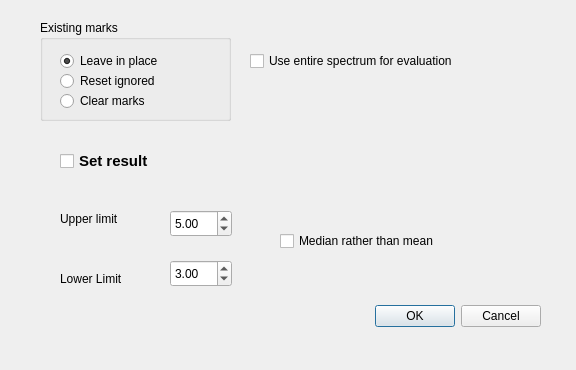
The window that Numpy/Sdadmin/markexceptdlg.ui (JohnMCollins/python-astro-progs) describes before a commit, drawn with Qt 5.
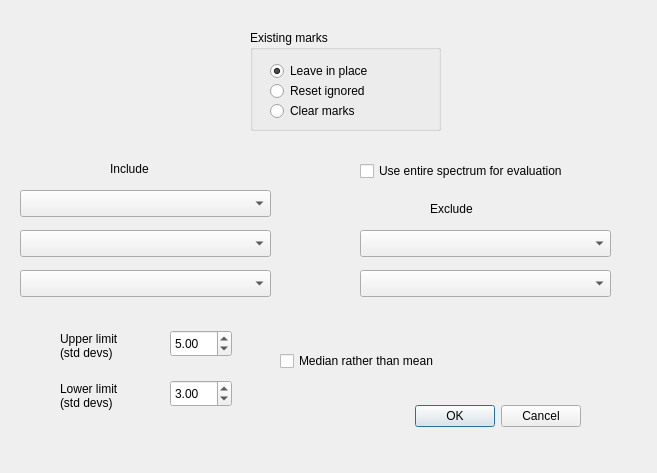
The same window after the commit.

```diff
--- a/Numpy/Sdadmin/markexceptdlg.ui
+++ b/Numpy/Sdadmin/markexceptdlg.ui
@@ -6,8 +6,8 @@
    <rect>
     <x>0</x>
     <y>0</y>
-    <width>576</width>
-    <height>370</height>
+    <width>657</width>
+    <height>473</height>
    </rect>
   </property>
   <property name="windowTitle">
@@ -16,8 +16,8 @@
   <widget class="QDialogButtonBox" name="buttonBox">
    <property name="geometry">
     <rect>
-     <x>200</x>
-     <y>300</y>
+     <x>240</x>
+     <y>400</y>
      <width>341</width>
      <height>32</height>
     </rect>
@@ -36,8 +36,8 @@
   <widget class="QGroupBox" name="groupBox">
    <property name="geometry">
     <rect>
-     <x>40</x>
-     <y>20</y>
+     <x>250</x>
+     <y>30</y>
      <width>191</width>
      <height>101</height>
     </rect>
@@ -100,8 +100,8 @@
   <widget class="QCheckBox" name="entirespec">
    <property name="geometry">
     <rect>
-     <x>250</x>
-     <y>50</y>
+     <x>360</x>
+     <y>160</y>
      <width>261</width>
      <height>22</height>
     </rect>
@@ -110,35 +110,11 @@
     <string>Use entire spectrum for evaluation</string>
    </property>
   </widget>
-  <widget class="QCheckBox" name="setresult">
-   <property name="geometry">
-    <rect>
-     <x>60</x>
-     <y>150</y>
-     <width>121</width>
-     <height>22</height>
-    </rect>
-   </property>
-   <property name="font">
-    <font>
-     <pointsize>11</pointsize>
-     <weight>75</weight>
-     <bold>true</bold>
-    </font>
-   </property>
-   <property name="toolTip">
-    <string>When done, set control file elements.
-(You will still have to save the control file from the main menu).</string>
-   </property>
-   <property name="text">
-    <string>Set result</string>
-   </property>
-  </widget>
   <widget class="QCheckBox" name="median">
    <property name="geometry">
     <rect>
      <x>280</x>
-     <y>230</y>
+     <y>350</y>
      <width>201</width>
      <height>22</height>
     </rect>
@@ -154,7 +130,7 @@
    <property name="geometry">
     <rect>
      <x>170</x>
-     <y>210</y>
+     <y>330</y>
      <width>62</width>
      <height>27</height>
     </rect>
@@ -179,20 +155,21 @@
    <property name="geometry">
     <rect>
      <x>60</x>
-     <y>210</y>
+     <y>330</y>
      <width>81</width>
-     <height>17</height>
+     <height>31</height>
     </rect>
    </property>
    <property name="text">
-    <string>Upper limit</string>
+    <string>Upper limit
+(std devs)</string>
    </property>
   </widget>
   <widget class="QDoubleSpinBox" name="lowerlim">
    <property name="geometry">
     <rect>
      <x>170</x>
-     <y>260</y>
+     <y>380</y>
      <width>62</width>
      <height>27</height>
     </rect>
@@ -217,13 +194,105 @@
    <property name="geometry">
     <rect>
      <x>60</x>
-     <y>270</y>
+     <y>370</y>
      <width>81</width>
+     <height>51</height>
+    </rect>
+   </property>
+   <property name="text">
+    <string>Lower limit
+(std devs)</string>
+   </property>
+  </widget>
+  <widget class="QComboBox" name="inclrange1">
+   <property name="geometry">
+    <rect>
+     <x>20</x>
+     <y>190</y>
+     <width>251</width>
+     <height>27</height>
+    </rect>
+   </property>
+   <property name="toolTip">
+    <string>Possibly put a range to include here (if not using whole spectrum)</string>
+   </property>
+  </widget>
+  <widget class="QLabel" name="label_3">
+   <property name="geometry">
+    <rect>
+     <x>110</x>
+     <y>160</y>
+     <width>62</width>
      <height>17</height>
     </rect>
    </property>
    <property name="text">
-    <string>Lower Limit</string>
+    <string>Include</string>
+   </property>
+  </widget>
+  <widget class="QComboBox" name="inclrange2">
+   <property name="geometry">
+    <rect>
+     <x>20</x>
+     <y>230</y>
+     <width>251</width>
+     <height>27</height>
+    </rect>
+   </property>
+   <property name="toolTip">
+    <string>Possibly put a range to include here (if not using whole spectrum)</string>
+   </property>
+  </widget>
+  <widget class="QComboBox" name="inclrange3">
+   <property name="geometry">
+    <rect>
+     <x>20</x>
+     <y>270</y>
+     <width>251</width>
+     <height>27</height>
+    </rect>
+   </property>
+   <property name="toolTip">
+    <string>Possibly put a range to include here (if not using whole spectrum)</string>
+   </property>
+  </widget>
+  <widget class="QComboBox" name="exclrange1">
+   <property name="geometry">
+    <rect>
+     <x>360</x>
+     <y>230</y>
+     <width>251</width>
+     <height>27</height>
+    </rect>
+   </property>
+   <property name="toolTip">
+    <string>Possibly put a range to exclude here</string>
+   </property>
+  </widget>
+  <widget class="QLabel" name="label_4">
+   <property name="geometry">
+    <rect>
+     <x>430</x>
+     <y>200</y>
+     <width>62</width>
+     <height>17</height>
+    </rect>
+   </property>
+   <property name="text">
+    <string>Exclude</string>
+   </property>
+  </widget>
+  <widget class="QComboBox" name="exclrange2">
+   <property name="geometry">
+    <rect>
+     <x>360</x>
+     <y>270</y>
+     <width>251</width>
+     <height>27</height>
+    </rect>
+   </property>
+   <property name="toolTip">
+    <string>Possibly put a range to exclude here</string>
    </property>
   </widget>
  </widget>
```
Left out of the diff: 14 changed lines with no effect on the pictures.
